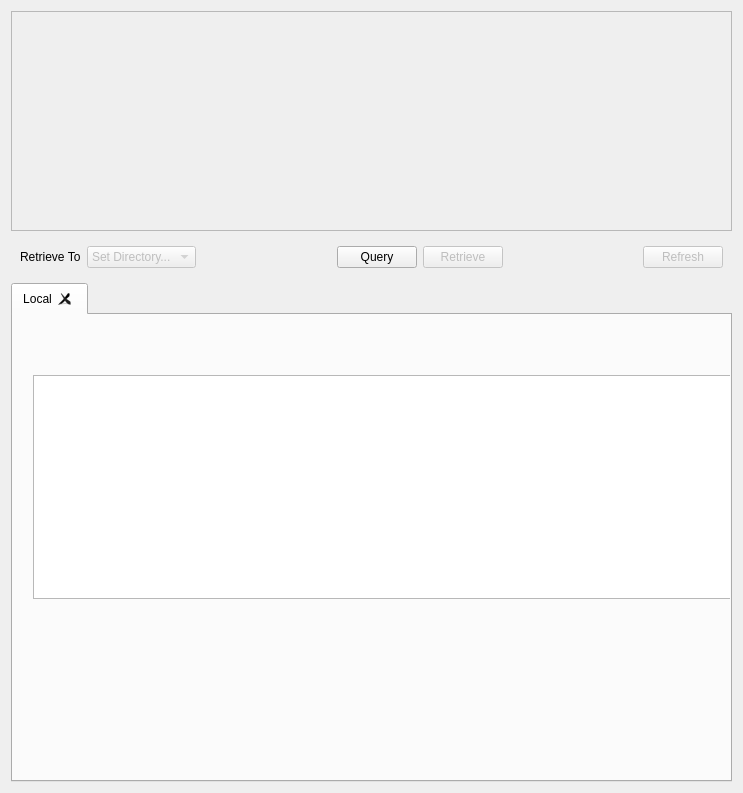
commontk/CTK, file Libs/DICOM/Widgets/Resources/UI/ctkDICOMQueryRetrieveWidget.ui: the form before one commit.
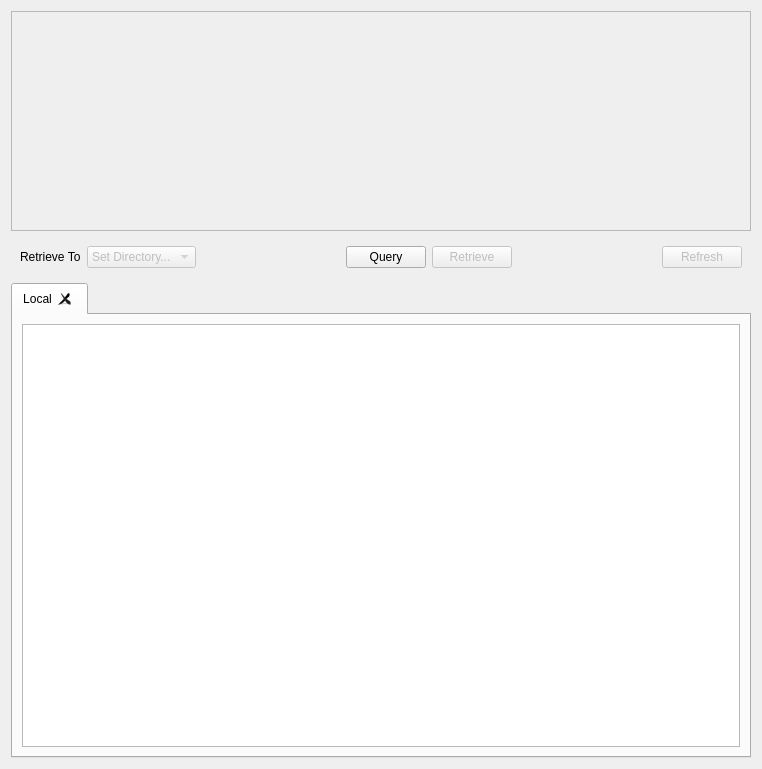
The form after the commit. Custom widgets are drawn as their Qt base class.

Commit message:
Fixed typo and associated bugs in dicom-sample.sql and ctkDICOMModel.cpp.
Made QR widget properly scale the tree view, added logging to the ctkDICOMModel.

```diff
--- a/Libs/DICOM/Widgets/Resources/UI/ctkDICOMQueryRetrieveWidget.ui
+++ b/Libs/DICOM/Widgets/Resources/UI/ctkDICOMQueryRetrieveWidget.ui
@@ -6,8 +6,8 @@
    <rect>
     <x>0</x>
     <y>0</y>
-    <width>743</width>
-    <height>793</height>
+    <width>762</width>
+    <height>769</height>
    </rect>
   </property>
   <property name="windowTitle">
@@ -129,19 +129,20 @@
       <property name="enabled">
        <bool>true</bool>
       </property>
+      <property name="sizePolicy">
+       <sizepolicy hsizetype="Expanding" vsizetype="Expanding">
+        <horstretch>0</horstretch>
+        <verstretch>0</verstretch>
+       </sizepolicy>
+      </property>
       <attribute name="title">
        <string>Local</string>
       </attribute>
-      <widget class="QTreeView" name="treeView">
-       <property name="geometry">
-        <rect>
-         <x>20</x>
-         <y>60</y>
-         <width>719</width>
-         <height>224</height>
-        </rect>
-       </property>
-      </widget>
+      <layout class="QHBoxLayout" name="horizontalLayout_2">
+       <item>
+        <widget class="QTreeView" name="treeView"/>
+       </item>
+      </layout>
      </widget>
     </widget>
    </item>
```
The commit also changes 3 other files.
